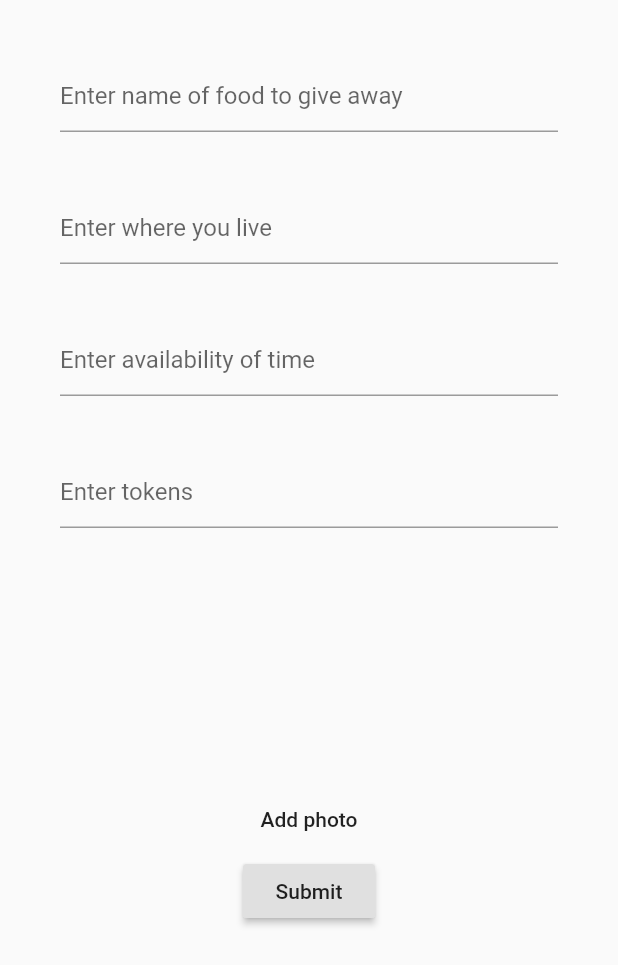
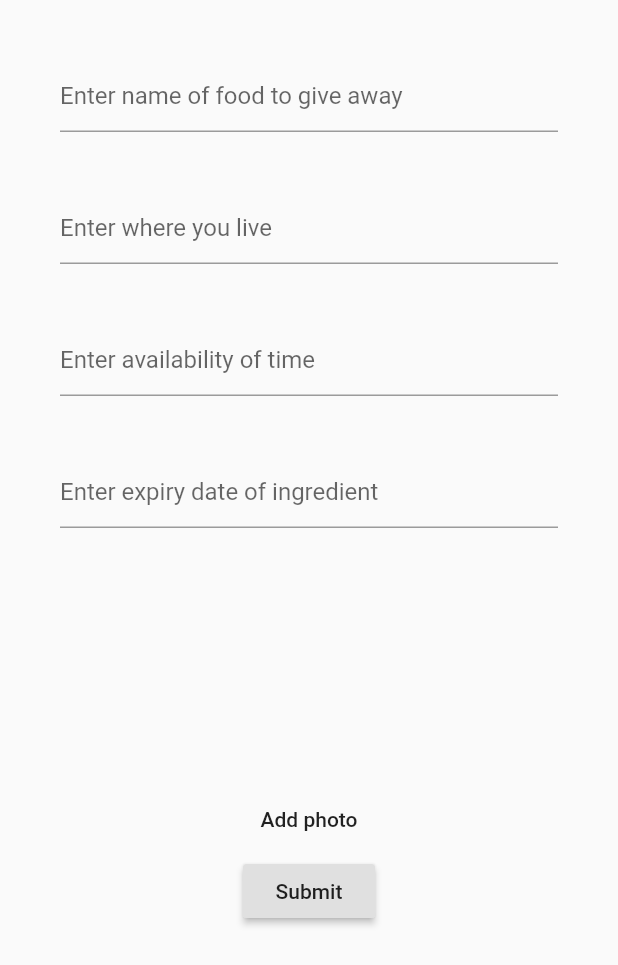
Before and after one commit to AndreWongZH/Recyclear, a Flutter app: the FormSubmit widget shown alone on an empty page, opened directly with empty values, on a phone screen of 412 x 824 dp. Shown: the top 965 px of the screen. Run offline on Flutter 3.47's test engine with Material 2 defaults, Android fonts, the phone set to English and light mode, and no system bars; our stand-ins replace cached_network_image, cloud_firestore, firebase_auth, firebase_storage, google_sign_in, image_picker; accounts and stored records are empty.

Commit message:
updated folder structure and add in token logic

```diff
--- a/lib/screens/foods/add_food/form_submit.dart
+++ /dev/null
@@ -1,70 +0,0 @@
-import 'package:flutter/material.dart';
-import 'package:image_picker/image_picker.dart';
-import 'dart:io';
-import 'form_submit_component.dart';
-
-class FormSubmit extends StatefulWidget {
-  GlobalKey<FormState> _formKey;
-  Function _sendData;
-
-  FormSubmit(this._formKey, this._sendData);
-
-  @override
-  FormSubmitState createState() => FormSubmitState();
-}
-
-class FormSubmitState extends State<FormSubmit> {
-  final _nameController = TextEditingController();
-  final _locationController = TextEditingController();
-  final _timeController = TextEditingController();
-  final _tokenController = TextEditingController();
-
-  File _image;
-
-  @override
-  Widget build(BuildContext context) {
-    return Container(
-      padding: EdgeInsets.all(20.0),
-      child: Form(
-          key: widget._formKey,
-          child: Column(
-            children: <Widget>[
-              FormSubmitComponent("Enter name of food to give away", "Please enter a food name", _nameController),
-              FormSubmitComponent("Enter where you live", "Please enter a location", _locationController),
-              FormSubmitComponent("Enter availability of time", "Please enter a time period", _timeController),
-              FormSubmitComponent("Enter tokens", "Please enter a value", _tokenController),
-              _image != null
-                ? Image.asset(
-                  _image.path,
-                  height: 150,
-                  )
-                : Container(height: 150,),
-              _image == null
-                  ? FlatButton(
-                      onPressed: () => _chooseFile(),
-                      child: Text("Add photo")
-                    )
-                  : Container(height: 100,),
-              RaisedButton(
-                onPressed: () {
-                  if (widget._formKey.currentState.validate()) {
-                    widget._sendData(context, _nameController.text, _locationController.text, _timeController.text, _image, _tokenController.text);
-                  }
-                },
-                child: Text("Submit"),
-              ),
-            ],
-          )
-      ),
-    );
-  }
-
-  Future _chooseFile() async {
-    await ImagePicker.pickImage(source: ImageSource.gallery)
-        .then((image) {
-          setState(() {
-            _image = image;
-          });
-        });
-  }
-}
--- a/lib/screens/home/home.dart
+++ b/lib/screens/home/home.dart
@@ -14,7 +14,7 @@ class Home extends StatelessWidget {
       appBar: HomeBar(context, user),
       body: Column(
         children: <Widget>[
-          NavButton("Food"),
+          NavButton(user, "Food"),
           Container(
             padding: EdgeInsets.symmetric(vertical: 15.0),
             child: Text(
@@ -26,7 +26,7 @@ class Home extends StatelessWidget {
               ),
             ),
           ),
-          NavButton("Ingredients"),
+          NavButton(user, "Ingredients"),
           Container(
             padding: EdgeInsets.symmetric(vertical: 15.0),
             child: Text(
--- a/lib/screens/ingredients/add_ingredient/form_submit.dart
+++ b/lib/screens/item_add/form_submit.dart
@@ -1,13 +1,14 @@
 import 'package:flutter/material.dart';
 import 'package:image_picker/image_picker.dart';
 import 'dart:io';
-import '../../foods/add_food/form_submit_component.dart';
+import 'form_submit_component.dart';
 
 class FormSubmit extends StatefulWidget {
+  String type;
   GlobalKey<FormState> _formKey;
   Function _sendData;
 
-  FormSubmit(this._formKey, this._sendData);
+  FormSubmit(this.type, this._formKey, this._sendData);
 
   @override
   FormSubmitState createState() => FormSubmitState();
@@ -15,10 +16,18 @@ class FormSubmit extends StatefulWidget {
 
 class FormSubmitState extends State<FormSubmit> {
   final _nameController = TextEditingController();
-  final _expiryController = TextEditingController();
   final _locationController = TextEditingController();
   final _timeController = TextEditingController();
+  final _additionalController = TextEditingController();
+
   File _image;
+
+  Widget addAdditionalForms(controller) {
+    if (widget.type == 'food') {
+      return FormSubmitComponent("Enter tokens", "Please enter a value", controller);
+    }
+    return FormSubmitComponent("Enter expiry date of ingredient", "Please enter a date", controller);
+  }
 
   @override
   Widget build(BuildContext context) {
@@ -28,10 +37,10 @@ class FormSubmitState extends State<FormSubmit> {
           key: widget._formKey,
           child: Column(
             children: <Widget>[
-              FormSubmitComponent("Enter name of ingredient to give away", "Please enter an ingredient name", _nameController),
-              FormSubmitComponent("Enter expiry date of ingredient", "Please enter a date", _expiryController),
+              FormSubmitComponent("Enter name of food to give away", "Please enter a food name", _nameController),
               FormSubmitComponent("Enter where you live", "Please enter a location", _locationController),
               FormSubmitComponent("Enter availability of time", "Please enter a time period", _timeController),
+              addAdditionalForms(_additionalController),
               _image != null
                 ? Image.asset(
                   _image.path,
@@ -47,7 +56,7 @@ class FormSubmitState extends State<FormSubmit> {
               RaisedButton(
                 onPressed: () {
                   if (widget._formKey.currentState.validate()) {
-                    widget._sendData(context, _nameController.text, _expiryController.text, _locationController.text, _timeController.text, _image);
+                    widget._sendData(context, _nameController.text, _locationController.text, _timeController.text, _image, _additionalController.text);
                   }
                 },
                 child: Text("Submit"),
--- a/lib/screens/ingredients/ingredients.dart
+++ b/lib/screens/item_viewer/ingredients.dart
@@ -1,14 +1,19 @@
 import 'package:flutter/material.dart';
+import 'package:firebase_auth/firebase_auth.dart';
+import 'package:recyclear/screens/item_add/add_item.dart';
 import 'package:recyclear/screens/screen_bar.dart';
-import 'add_ingredient/add_ingredient.dart';
-import '../foods/list_builder.dart';
+import 'list_builder.dart';
 
 class Ingredients extends StatelessWidget {
+  FirebaseUser user;
+
+  Ingredients(this.user);
+
   @override
   Widget build(BuildContext context) {
     return Scaffold(
       appBar: ScreenBar(context, "List of ingredients"),
-      body: ListBuilder("ingredient"),
+      body: ListBuilder(user, "ingredient"),
       floatingActionButton: FloatingActionButton(
         onPressed: () => _navToAddIngredient(context),
         child: Icon(Icons.add),
@@ -21,7 +26,7 @@ class Ingredients extends StatelessWidget {
     Navigator.push(
         context,
         MaterialPageRoute(
-            builder: (context) => AddIngredient()
+            builder: (context) => AddItem("ingredient")
         )
     );
   }
```
Also changed, not shown: lib/screens/foods/add_food/add_food.dart (deleted, +0 -53 lines), lib/screens/foods/list_builder.dart (deleted, +0 -98 lines), lib/screens/home/home_bar.dart (+14 -24 lines), lib/screens/home/nav_button.dart (+12 -12 lines), lib/screens/ingredients/add_ingredient/add_ingredient.dart (deleted, +0 -54 lines), lib/screens/item_add/add_item.dart (added, +75 -0 lines), lib/screens/item_detail/bottom_nav_bar.dart (+114 -2 lines), lib/screens/item_detail/item_detail.dart (+6 -2 lines), lib/screens/item_detail/main_widget.dart (+5 -3 lines), lib/screens/item_viewer/food.dart (renamed from lib/screens/foods/food.dart, +8 -3 lines), lib/screens/item_viewer/list_builder.dart (added, +94 -0 lines), lib/screens/item_add/form_submit_component.dart (renamed from lib/screens/foods/add_food/form_submit_component.dart). Lines whose indentation alone changed are shown as unchanged.
